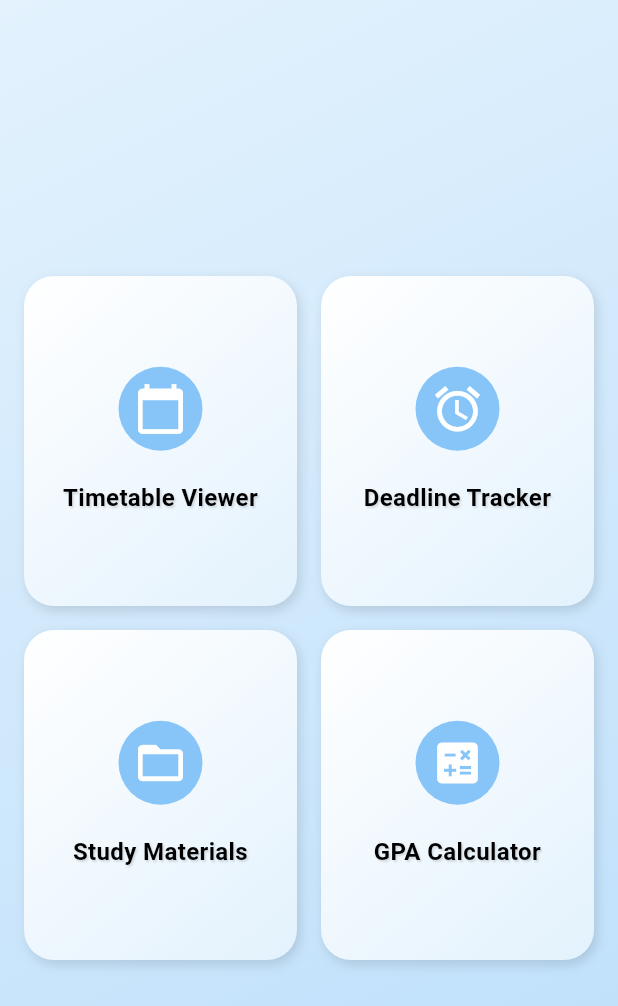
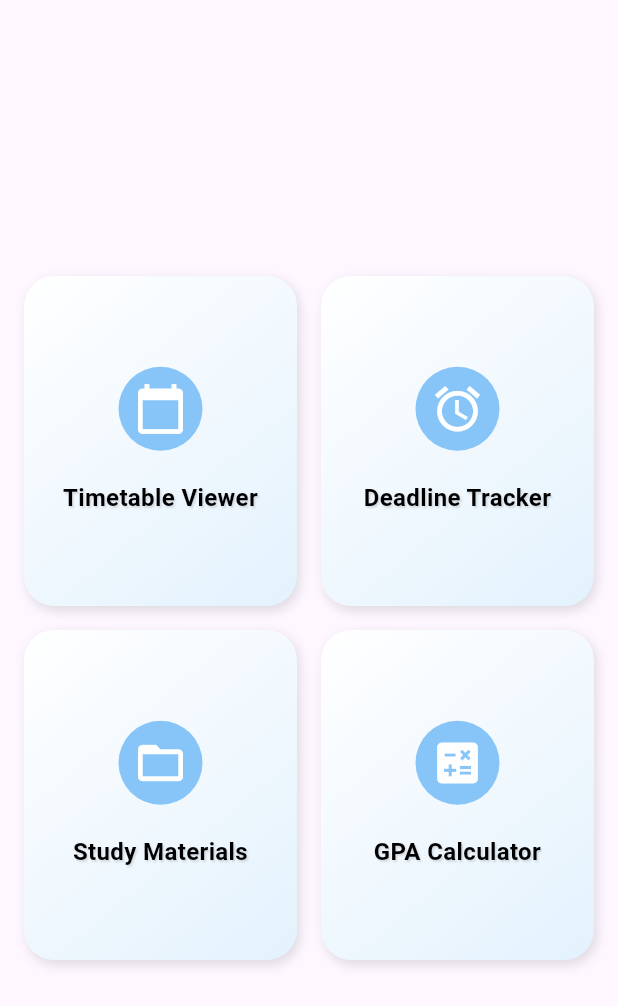
Before and after one commit to VegadManas/Studdy_buddy, a Flutter app: the HomecreenScaffhold screen opened directly, on a phone screen of 412 x 824 dp. Shown: the top 1006 px of the screen. Run offline on Flutter 3.47's test engine with Material 3 defaults, Android fonts, the phone set to English and light mode, and no system bars; our stand-ins replace smooth_page_indicator.

Commit message:
yamal change with provider

```diff
--- /dev/null
+++ b/devtools_options.yaml
@@ -0,0 +1,3 @@
+description: This file stores settings for Dart & Flutter DevTools.
+documentation: https://docs.flutter.dev/tools/devtools/extensions#configure-extension-enablement-states
+extensions:
--- a/lib/home_screen/homecreen_scaffhold.dart
+++ b/lib/home_screen/homecreen_scaffhold.dart
@@ -42,16 +42,6 @@
 
     return Scaffold(
       body: Container(
-        decoration: const BoxDecoration(
-          gradient: LinearGradient(
-            colors: [
-              Color(0xFFE3F2FD), // very light blue
-              Color(0xFFBBDEFB), // soft sky blue
-            ],
-            begin: Alignment.topLeft,
-            end: Alignment.bottomRight,
-          ),
-        ),
         child: Padding(
           padding: const EdgeInsets.all(spacing),
           child: Center(
```
